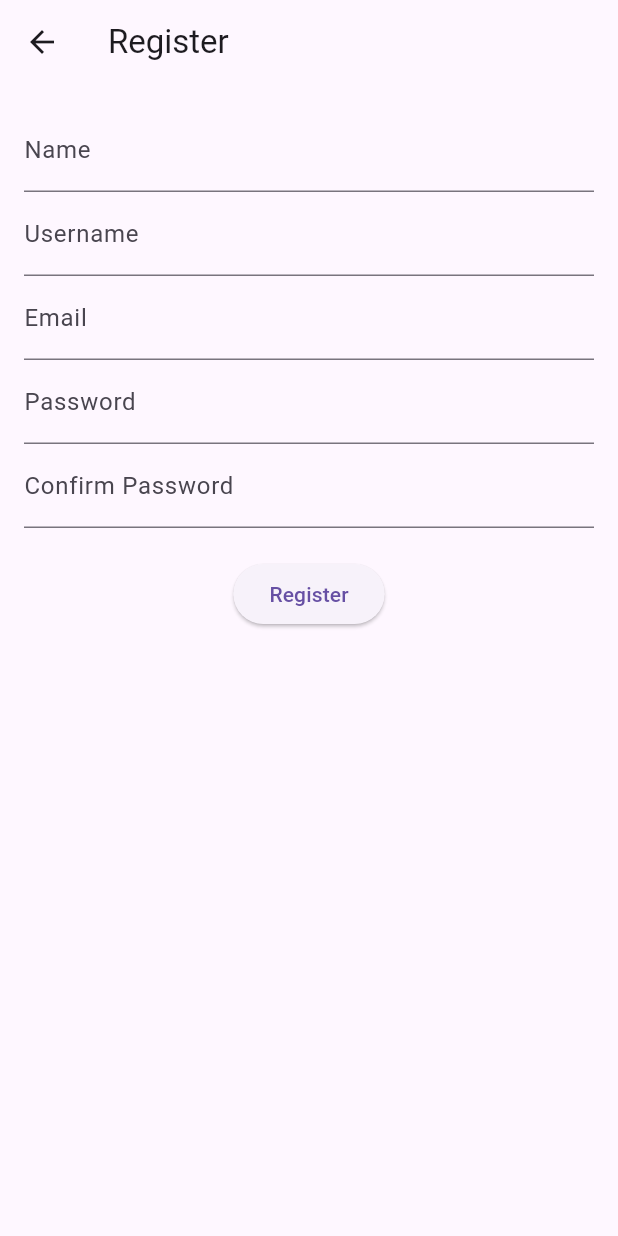
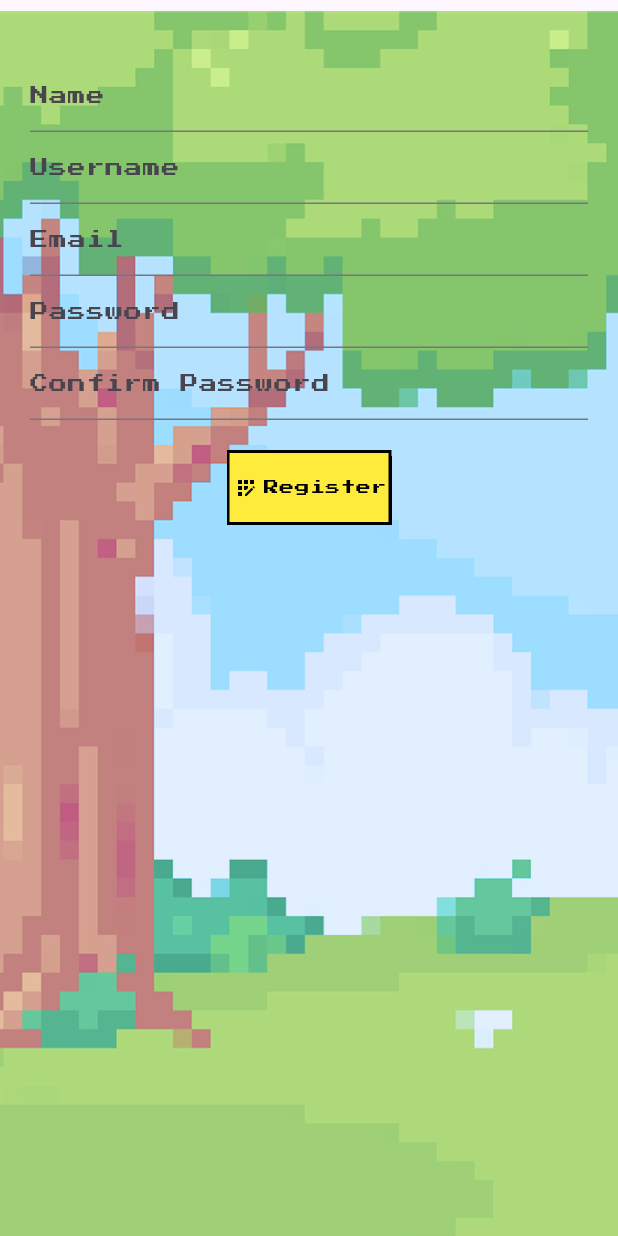
Before and after one commit to darahvia/156-Midterms-Pet-Simulator, a Flutter app: the screen it shows after launch, after a tap on "Create an account", on a phone screen of 412 x 824 dp. Run offline on Flutter 3.47's test engine with Material 3 defaults, Android fonts, the phone set to English and light mode, and no system bars; drawn by our look-alikes of auto_size_text; our stand-ins replace audioplayers, cloud_firestore, firebase_auth, firebase_core, google_fonts; accounts and stored records are empty.

Commit message:
debugged loadpets and added ui elements to register and login.

```diff
--- a/lib/main.dart
+++ b/lib/main.dart
@@ -35,7 +35,7 @@ class _MyAppState extends State<MyApp> with WidgetsBindingObserver {
   void initState() {
     super.initState();
     WidgetsBinding.instance.addObserver(this);
-    MusicManager.playMusic(); // Start background music once
+    //MusicManager.playMusic(); // Start background music once
   }
 
   @override
--- a/lib/screens/login_page.dart
+++ b/lib/screens/login_page.dart
@@ -1,16 +1,11 @@
 import 'package:flutter/material.dart';
-import 'package:provider/provider.dart';
-import '../providers/pet_provider.dart';
-import '../providers/coin_provider.dart';
 import '../widgets/pixel_button.dart';
 import 'start_screen.dart';
 import 'package:google_fonts/google_fonts.dart';
-import 'package:flutter/material.dart';
 import 'package:firebase_auth/firebase_auth.dart';
 import 'package:cloud_firestore/cloud_firestore.dart';
 import 'register_page.dart';
 
-//welcome page for user
 class LoginPage extends StatefulWidget {
   const LoginPage({super.key});
 
@@ -45,7 +40,7 @@ class _LoginPageState extends State<LoginPage> {
 
       Navigator.pushReplacement(
         context,
-        MaterialPageRoute(builder: (_) => StartScreen()),
+        MaterialPageRoute(builder: (_) => const StartScreen()),
       );
     } catch (e) {
       ScaffoldMessenger.of(context).showSnackBar(
@@ -56,45 +51,62 @@ class _LoginPageState extends State<LoginPage> {
 
   @override
   Widget build(BuildContext context) {
-    final petProvider = Provider.of<PetProvider>(context, listen: false);
-    final coinProvider = Provider.of<CoinProvider>(context);
 
     return Scaffold(
-      body: Stack(
+      body: SafeArea(
+        child: Stack(
           fit: StackFit.expand,
           children: [
             Image.asset('assets/images/outdoor.png', fit: BoxFit.cover),
-          SizedBox(height: 20),
-          Center(
-            child: Image.asset(
+            SingleChildScrollView(
+              padding: const EdgeInsets.all(20),
+              child: Center(
+                child: Column(
+                  mainAxisSize: MainAxisSize.min,
+                  children: [
+                    const SizedBox(height: 20),
+                    Image.asset(
                       'assets/images/PixelPawLogo_fin.png',
                       fit: BoxFit.cover,
                     ),
-          ),
-          SizedBox(height: 20),
-          Align(
-            alignment: Alignment.bottomCenter,
-            child: Padding(
-              padding: EdgeInsets.all(20),
-              child:
-                  Column(
-                    children: [
+                    const SizedBox(height: 20),
                     TextField(
                       controller: usernameController,
-                        decoration: InputDecoration(labelText: 'Username'),
+                      decoration: InputDecoration(
+                        labelText: 'Username',
+                        labelStyle: GoogleFonts.pressStart2p(fontSize: 12),
                       ),
+                      style: GoogleFonts.pressStart2p(fontSize: 12),
+                    ),
+                    const SizedBox(height: 10),
                     TextField(
                       controller: passwordController,
-                        decoration: InputDecoration(labelText: 'Password'),
+                      decoration: InputDecoration(
+                        labelText: 'Password',
+                        labelStyle: GoogleFonts.pressStart2p(fontSize: 12),
+                      ),
+                      style: GoogleFonts.pressStart2p(fontSize: 12),
                       obscureText: true,
                     ),
-                      ElevatedButton(onPressed: login, child: Text('Login')),
+                    const SizedBox(height: 20),
+                    PixelButton(
+                      label: 'Login',
+                      icon: Icons.login,
+                      color: Colors.yellow,
+                      onPressed: login,
+                    ),
                     TextButton(
                       onPressed: () {
-                          Navigator.push(context,
-                            MaterialPageRoute(builder: (_) => RegisterPage()));
+                        Navigator.push(
+                          context,
+                          MaterialPageRoute(
+                              builder: (_) => RegisterPage()),
+                        );
                       },
-                        child: Text('Create an account'),
+                      child: Text(
+                        'Create an account',
+                        style: GoogleFonts.pressStart2p(fontSize: 10),
+                      ),
                     ),
                   ],
                 ),
@@ -102,6 +114,7 @@ class _LoginPageState extends State<LoginPage> {
             ),
           ],
         ),
+      ),
     );
   }
 }
--- a/lib/screens/register_page.dart
+++ b/lib/screens/register_page.dart
@@ -2,6 +2,8 @@ import 'package:flutter/material.dart';
 import 'start_screen.dart';
 import 'package:firebase_auth/firebase_auth.dart';
 import 'package:cloud_firestore/cloud_firestore.dart';
+import 'package:google_fonts/google_fonts.dart';
+import '../widgets/pixel_button.dart';
 
 class RegisterPage extends StatefulWidget {
   @override
@@ -97,37 +99,74 @@ class _RegisterPageState extends State<RegisterPage> {
 
   @override
   Widget build(BuildContext context) {
+
     return Scaffold(
-      appBar: AppBar(title: Text('Register')),
-      body: SingleChildScrollView(
-        padding: const EdgeInsets.all(16),
+      body: SafeArea(
+        child: Stack(
+          fit: StackFit.expand,
+          children: [
+            Image.asset('assets/images/outdoor.png', fit: BoxFit.cover),
+            SingleChildScrollView(
+              padding: const EdgeInsets.all(20),
+              child: Center(
                 child: Column(
+                  mainAxisSize: MainAxisSize.min,
                   children: [
+                    const SizedBox(height: 20),
                     TextField(
                       controller: nameController,
-              decoration: InputDecoration(labelText: 'Name'),
+                      decoration: InputDecoration(
+                        labelText: 'Name',
+                        labelStyle: GoogleFonts.pressStart2p(fontSize: 12),
+                      ),
+                      style: GoogleFonts.pressStart2p(fontSize: 12),
                     ),
                     TextField(
                       controller: usernameController,
-              decoration: InputDecoration(labelText: 'Username'),
+                      decoration: InputDecoration(
+                        labelText: 'Username',
+                        labelStyle: GoogleFonts.pressStart2p(fontSize: 12),
+                      ),
+                      style: GoogleFonts.pressStart2p(fontSize: 12),
                     ),
                     TextField(
                       controller: emailController,
-              decoration: InputDecoration(labelText: 'Email'),
+                      decoration: InputDecoration(
+                        labelText: 'Email',
+                        labelStyle: GoogleFonts.pressStart2p(fontSize: 12),
+                      ),
+                      style: GoogleFonts.pressStart2p(fontSize: 12),
                       keyboardType: TextInputType.emailAddress,
                     ),
                     TextField(
                       controller: passwordController,
-              decoration: InputDecoration(labelText: 'Password'),
+                      decoration: InputDecoration(
+                        labelText: 'Password',
+                        labelStyle: GoogleFonts.pressStart2p(fontSize: 12),
+                      ),
+                      style: GoogleFonts.pressStart2p(fontSize: 12),
                       obscureText: true,
                     ),
                     TextField(
                       controller: confirmPasswordController,
-              decoration: InputDecoration(labelText: 'Confirm Password'),
+                      decoration: InputDecoration(
+                        labelText: 'Confirm Password',
+                        labelStyle: GoogleFonts.pressStart2p(fontSize: 12),
+                      ),
+                      style: GoogleFonts.pressStart2p(fontSize: 12),
                       obscureText: true,
                     ),
                     SizedBox(height: 20),
-            ElevatedButton(onPressed: register, child: Text('Register')),
+                    PixelButton(
+                      label: 'Register',
+                      icon: Icons.app_registration,
+                      color: Colors.yellow,
+                      onPressed: register,
+                    ),
+                  ],
+                ),
+              ),
+            ),
           ],
         ),
       ),
--- a/lib/widgets/pixel_button.dart
+++ b/lib/widgets/pixel_button.dart
@@ -1,6 +1,7 @@
 import 'package:flutter/material.dart';
 import 'package:google_fonts/google_fonts.dart';
 import '../services/music_manager.dart';
+import 'package:auto_size_text/auto_size_text.dart';
 
 //button pixel design
 class PixelButton extends StatefulWidget {
@@ -66,17 +67,24 @@ class _PixelButtonState extends State<PixelButton> {
             child: Row(
               mainAxisAlignment: MainAxisAlignment.center,
               children: [
-                Icon(
+                Padding(padding: const EdgeInsets.all(3.0),
+                child: Icon(
                     widget.icon,
                     size: 16,
                     color: widget.isEnabled ? Colors.black : Colors.grey,
                   ),
-                const SizedBox(width: 4),
-                Text(
+                ),
+                Expanded( // Make sure it can shrink
+                  child: AutoSizeText(
                     widget.label,
+                    maxLines: 1,
+                    textAlign: TextAlign.center,
                     style: GoogleFonts.pressStart2p(
                       fontSize: 10,
                       color: widget.isEnabled ? Colors.black : Colors.grey,
+                    ),
+                    minFontSize: 2,
+                    overflow: TextOverflow.ellipsis,
                   ),
                 ),
               ],
--- a/pubspec.yaml
+++ b/pubspec.yaml
@@ -46,6 +46,7 @@ dependencies:
   firebase_core: ^3.13.0
   firebase_auth: ^5.5.3
   cloud_firestore: ^5.6.7
+  auto_size_text: ^3.0.0
 
 dev_dependencies:
   flutter_test:
```
Also changed, not shown: lib/providers/pet_provider.dart (+13 -5 lines), lib/screens/start_screen.dart (+10 -2 lines), lib/services/handle_storage.dart (+23 -7 lines), pubspec.lock. Lines whose indentation alone changed are shown as unchanged.
